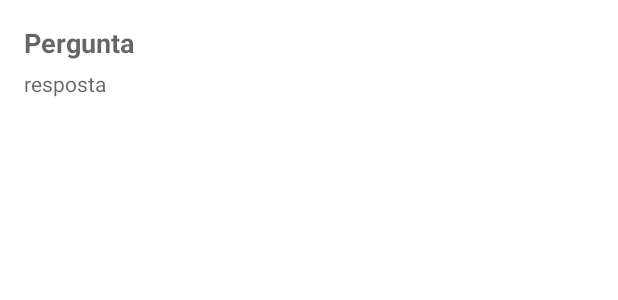
After one commit to JamesWillian/SmartQuizAI, an Android app: the layout quiz_results.xml on its own in the app's theme, with its tools: preview values and no code run, on a phone screen of 412 x 824 dp. The commit adds this screen. Shown: the top 300 px of the screen. Run offline under Robolectric (Android 15) with nearby library versions, the phone set to English and light mode, and no system bars.

Commit message:
Adding QuizResultAdapter.kt with RecyclerView to list questions and answers

```diff
--- /dev/null
+++ b/app/src/main/res/layout/quiz_results.xml
@@ -0,0 +1,24 @@
+<?xml version="1.0" encoding="utf-8"?>
+<LinearLayout xmlns:android="http://schemas.android.com/apk/res/android"
+    android:layout_width="match_parent"
+    android:layout_height="wrap_content"
+    xmlns:app="http://schemas.android.com/apk/res-auto"
+    android:layout_margin="16dp"
+    android:orientation="vertical">
+
+    <TextView
+        android:id="@+id/question_text_view"
+        android:layout_width="match_parent"
+        android:layout_height="wrap_content"
+        android:hint="Pergunta"
+        android:textAppearance="?android:textAppearanceMedium"
+        android:textStyle="bold" />
+
+    <TextView
+        android:id="@+id/result_text_view"
+        android:layout_width="match_parent"
+        android:layout_height="wrap_content"
+        android:layout_marginTop="5dp"
+        android:hint="resposta" />
+
+</LinearLayout>
```
Also changed, not shown: app/src/main/java/com/jammes/smartquizai/QuizQuestionsFragment.kt (+11 -1 lines), app/src/main/java/com/jammes/smartquizai/QuizResultAdapter.kt (added, +35 -0 lines), app/src/main/java/com/jammes/smartquizai/QuizResultFragment.kt (+24 -0 lines), app/src/main/res/layout/fragment_quiz_result.xml (+11 -1 lines), app/src/main/res/navigation/nav_graph.xml (+10 -1 lines).
